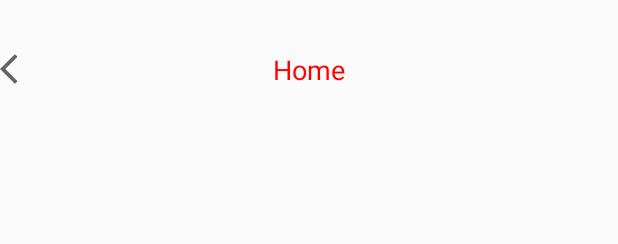
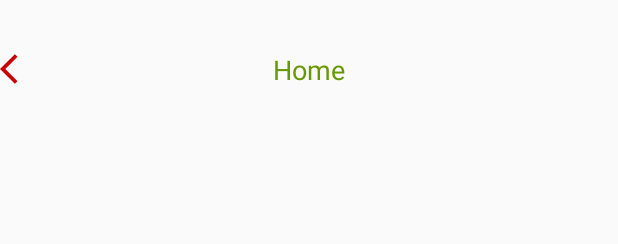
Before and after one commit to xxmd/top-nav-bar, an Android app: the layout activity_main.xml on its own in the app's theme, with its tools: preview values and no code run, on a phone screen of 412 x 824 dp. Shown: the top 244 px of the screen. Run offline under Robolectric (Android 15) with nearby library versions, the phone set to English and light mode, and no system bars.

Commit message:
add custom attribute

```diff
--- a/app/src/main/res/layout/activity_main.xml
+++ b/app/src/main/res/layout/activity_main.xml
@@ -8,6 +8,8 @@
     tools:context=".MainActivity">
 
     <io.github.xxmd.TopNavBar
+        app:leftIconTint="@android:color/holo_red_dark"
+        app:titleColor="@android:color/holo_green_dark"
         android:layout_width="match_parent"
         android:layout_height="wrap_content"
         app:title="Home"/>
--- a/mylibrary/build.gradle
+++ b/mylibrary/build.gradle
@@ -52,7 +52,7 @@ afterEvaluate {
 ext {
     publishedGroupId = 'io.github.xxmd'
     artifact = 'top-nav-bar'
-    libraryVersion = '1.0.2'
+    libraryVersion = '1.0.3'
     libraryDescription = 'Top navigation bar for android page'
     siteUrl = 'https://github.com/xxmd/' + artifact
 }
--- a/mylibrary/src/main/java/io/github/xxmd/TopNavBar.java
+++ b/mylibrary/src/main/java/io/github/xxmd/TopNavBar.java
@@ -3,6 +3,7 @@ package io.github.xxmd;
 import android.app.Activity;
 import android.content.Context;
 import android.content.res.TypedArray;
+import android.graphics.Color;
 import android.graphics.Rect;
 import android.graphics.drawable.Drawable;
 import android.os.Build;
@@ -87,23 +88,38 @@ public class TopNavBar extends FrameLayout {
     }
 
     private void initViewByTypedArray() {
-        Drawable leftIcon = typedArray.getDrawable(R.styleable.TopNavBar_leftIcon);
-        if (leftIcon != null) {
-            binding.ivLeftIcon.setImageDrawable(leftIcon);
+        int tintColor = typedArray.getColor(R.styleable.TopNavBar_tint, Integer.MIN_VALUE);
+        if (tintColor != Integer.MIN_VALUE) {
+            binding.ivLeftIcon.setColorFilter(tintColor);
+            binding.tvTitle.setTextColor(tintColor);
+            binding.tvSubtitle.setTextColor(tintColor);
+            binding.ivRightIcon.setColorFilter(tintColor);
+            binding.tvRightText.setTextColor(tintColor);
         }
-        setText(R.styleable.TopNavBar_title, binding.tvTitle);
-        setText(R.styleable.TopNavBar_subtitle, binding.tvSubtitle);
-        setText(R.styleable.TopNavBar_rightText, binding.tvRightText);
 
-        Drawable rightIcon = typedArray.getDrawable(R.styleable.TopNavBar_rightIcon);
-        if (rightIcon != null) {
-            binding.ivRightIcon.setImageDrawable(rightIcon);
-        } else {
-            binding.ivRightIcon.setVisibility(GONE);
-        }
+
+        setIcon(R.styleable.TopNavBar_leftIcon, R.styleable.TopNavBar_leftIconTint, binding.ivLeftIcon, false);
+
+        setText(R.styleable.TopNavBar_title, R.styleable.TopNavBar_titleColor, binding.tvTitle);
+        setText(R.styleable.TopNavBar_subtitle, R.styleable.TopNavBar_subtitleColor, binding.tvSubtitle);
+        setText(R.styleable.TopNavBar_rightText, R.styleable.TopNavBar_rightTextColor, binding.tvRightText);
+
+        setIcon(R.styleable.TopNavBar_rightIcon, R.styleable.TopNavBar_rightIconTint, binding.ivRightIcon, true);
     }
 
-    private void setText(@StyleableRes int index, TextView textView) {
+    private void setIcon(@StyleableRes int index, @StyleableRes int colorIndex, ImageView imageView, boolean autoHidden) {
+        Drawable icon = typedArray.getDrawable(index);
+        if (icon != null) {
+            imageView.setImageDrawable(icon);
+        } else {
+            if (autoHidden) {
+                imageView.setVisibility(GONE);
+            }
+        }
+        setColorFilter(colorIndex, imageView);
+    }
+
+    private void setText(@StyleableRes int index, @StyleableRes int colorIndex, TextView textView) {
         String text = typedArray.getString(index);
         if (StringUtils.isEmpty(text)) {
             textView.setVisibility(GONE);
@@ -111,5 +127,21 @@ public class TopNavBar extends FrameLayout {
             textView.setVisibility(VISIBLE);
             textView.setText(text);
         }
+
+        setColor(colorIndex, textView);
+    }
+
+    private void setColor(@StyleableRes int index, TextView textView) {
+        int color = typedArray.getColor(index, Integer.MIN_VALUE);
+        if (color != Integer.MIN_VALUE) {
+            textView.setTextColor(color);
+        }
+    }
+
+    private void setColorFilter(@StyleableRes int index, ImageView imageView) {
+        int color = typedArray.getColor(index, Integer.MIN_VALUE);
+        if (color != Integer.MIN_VALUE) {
+            imageView.setColorFilter(color);
+        }
     }
 }
--- a/mylibrary/src/main/res/values/attrs.xml
+++ b/mylibrary/src/main/res/values/attrs.xml
@@ -1,10 +1,16 @@
 <?xml version="1.0" encoding="utf-8"?>
 <resources>
     <declare-styleable name="TopNavBar">
+        <attr name="tint" format="color"/>
         <attr name="leftIcon" format="reference" />
+        <attr name="leftIconTint" format="color"/>
         <attr name="title" format="string"/>
+        <attr name="titleColor" format="color"/>
         <attr name="subtitle" format="string"/>
+        <attr name="subtitleColor" format="color"/>
         <attr name="rightIcon" format="reference"/>
+        <attr name="rightIconTint" format="color"/>
         <attr name="rightText" format="string"/>
+        <attr name="rightTextColor" format="color"/>
     </declare-styleable>
 </resources>
```
